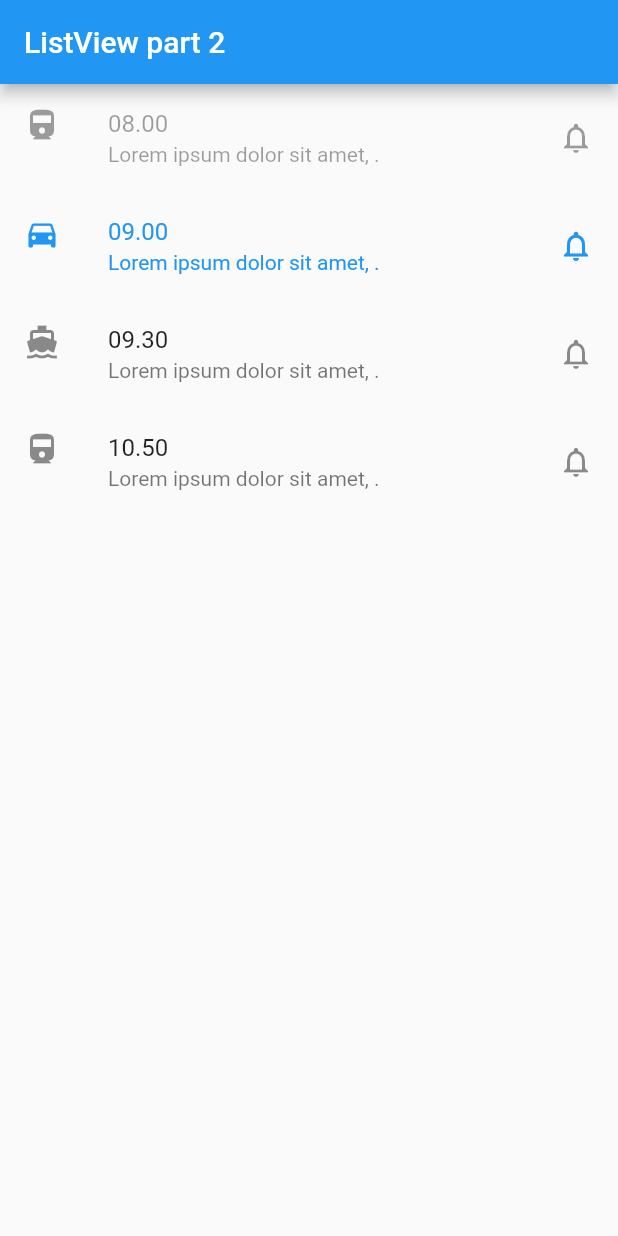
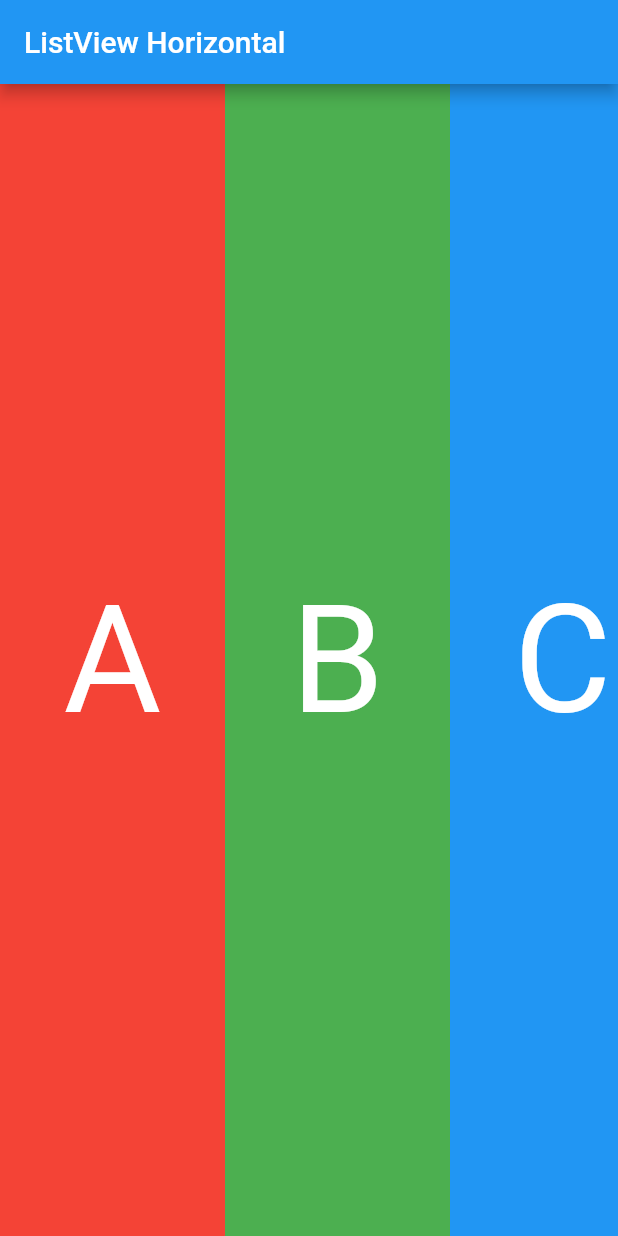
Before and after one commit to ParkSoravee/Learning_Flutter, a Flutter app: the screen it shows after launch, on a phone screen of 412 x 824 dp. Run offline on Flutter 3.47's test engine with Material 2 defaults, Android fonts, the phone set to English and light mode, and no system bars.

Commit message:
ListView Horizontal

```diff
--- a/lib/main.dart
+++ b/lib/main.dart
@@ -9,41 +9,55 @@ class MyApp extends StatelessWidget {
   @override
   Widget build(BuildContext context) {
     return MaterialApp(
-      title: "ListView Part 2",
+      title: "ListView Horizontal",
       home: Scaffold(
         appBar: AppBar(
-          title: Text("ListView part 2"),
+          title: Text("ListView Horizontal"),
         ),
         body: ListView(
+          scrollDirection: Axis.horizontal,
           children: [
-            ListTile(
-              leading: Icon(Icons.directions_railway),
-              title: Text("08.00"),
-              subtitle: Text("Lorem ipsum dolor sit amet, ."),
-              trailing: Icon(Icons.notifications_none),
-              enabled: false,
+            Container(
+              alignment: Alignment.center,
+              width: 150,
+              color: Colors.red,
+              child: Text(
+                "A",
+                style: TextStyle(fontSize: 100, color: Colors.white),
+              ),
             ),
-            ListTile(
-              leading: Icon(Icons.directions_car),
-              title: Text("09.00"),
-              subtitle: Text("Lorem ipsum dolor sit amet, ."),
-              trailing: Icon(Icons.notifications_none),
-              selected: true,
-            ),
-            ListTile(
-              leading: Icon(Icons.directions_boat),
-              title: Text("09.30"),
-              subtitle: Text("Lorem ipsum dolor sit amet, ."),
-              trailing: Icon(Icons.notifications_none),
-              onTap: () {
-                print("Click");
-              },
-            ),
-            ListTile(
-              leading: Icon(Icons.directions_railway),
-              title: Text("10.50"),
-              subtitle: Text("Lorem ipsum dolor sit amet, ."),
-              trailing: Icon(Icons.notifications_none),
+            Container(
+              alignment: Alignment.center,
+              width: 150,
+              color: Colors.green,
+              child: Text(
+                "B",
+                style: TextStyle(fontSize: 100, color: Colors.white),
+              ),
+            ),Container(
+              alignment: Alignment.center,
+              width: 150,
+              color: Colors.blue,
+              child: Text(
+                "C",
+                style: TextStyle(fontSize: 100, color: Colors.white),
+              ),
+            ),Container(
+              alignment: Alignment.center,
+              width: 150,
+              color: Colors.yellow,
+              child: Text(
+                "D",
+                style: TextStyle(fontSize: 100, color: Colors.white),
+              ),
+            ),Container(
+              alignment: Alignment.center,
+              width: 150,
+              color: Colors.orange,
+              child: Text(
+                "E",
+                style: TextStyle(fontSize: 100, color: Colors.white),
+              ),
             )
           ],
         ),
```
